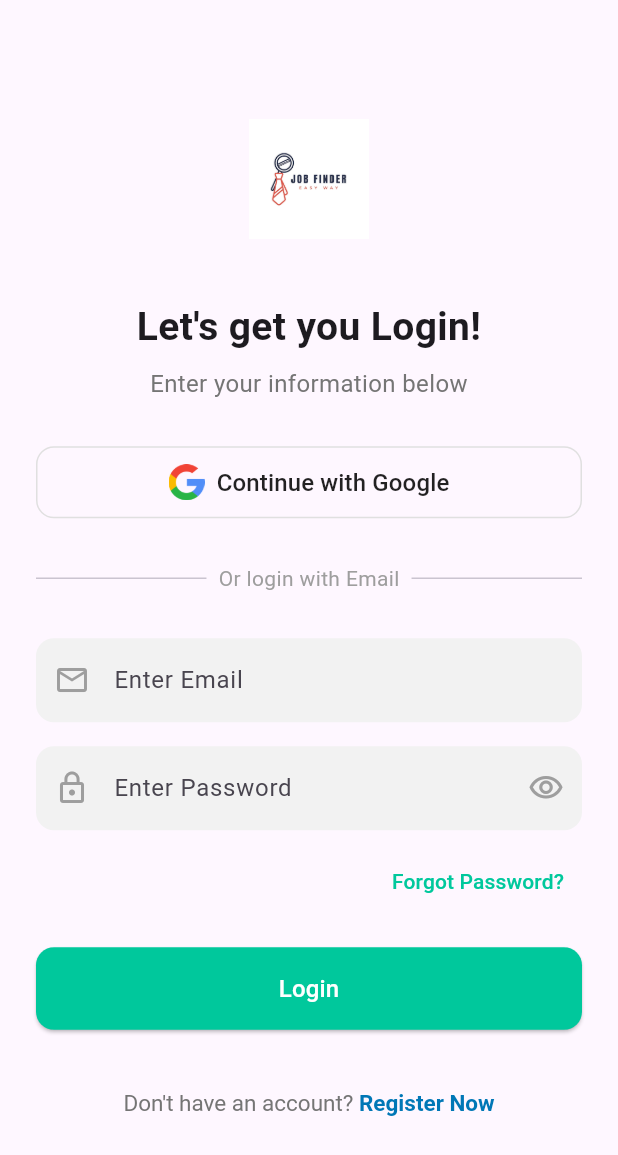
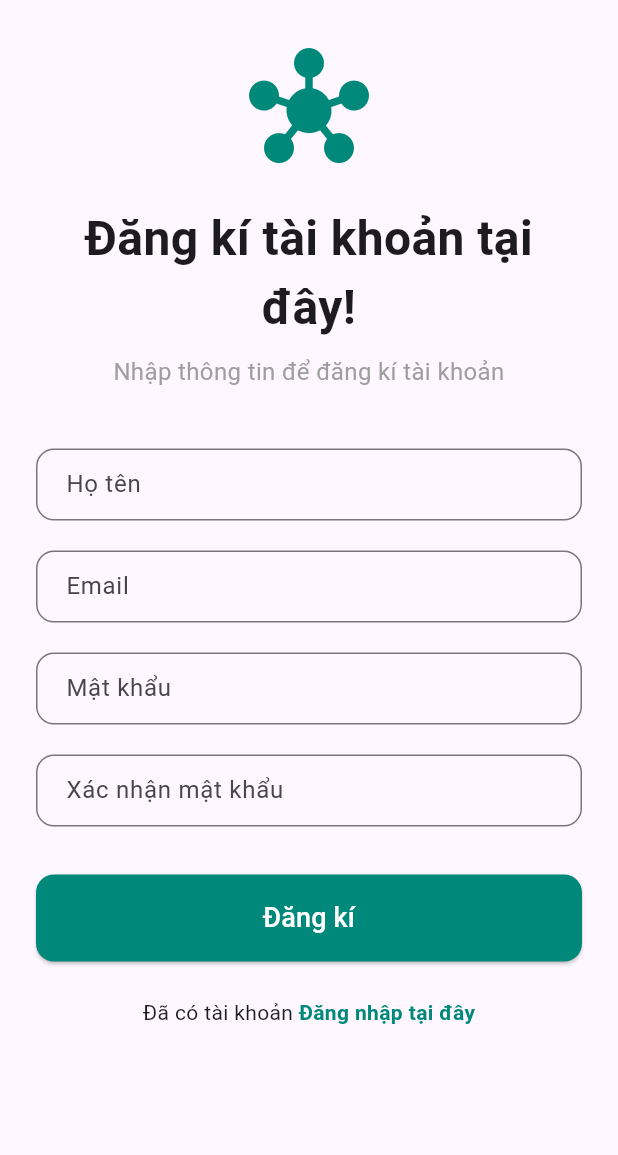
Before and after one commit to baptt123/JobSeekerFrontEnd, a Flutter app: the screen it shows after launch, on a phone screen of 412 x 824 dp. Shown: the top 1155 px of the screen. Run offline on Flutter 3.47's test engine with Material 3 defaults, Android fonts, the phone set to English and light mode, and no system bars; our stand-ins replace dio, firebase_auth, firebase_core, flutter_dotenv, flutter_secure_storage, fluttertoast and 3 more; accounts and stored records are empty; generated files the repository leaves out were written again.

Commit message:
Add registration functionality; create register screen, view model, and service; update main routing

```diff
--- a/lib/dto/register_dto.dart
+++ b/lib/dto/register_dto.dart
@@ -1,9 +1,11 @@
-class RegisterDto {
+// lib/models/register_request_model.dart
+
+class RegisterDTO {
   final String fullName;
   final String email;
   final String password;
 
- RegisterDto({
+  RegisterDTO({
     required this.fullName,
     required this.email,
     required this.password,
@@ -11,9 +13,9 @@ class RegisterDto {
 
   Map<String, dynamic> toJson() {
     return {
-      "full_name": fullName,
-      "email": email,
-      "password": password,
+      'full_name': fullName,
+      'email': email,
+      'password': password,
     };
   }
 }
--- a/lib/main.dart
+++ b/lib/main.dart
@@ -3,6 +3,7 @@ import 'package:firebase_core/firebase_core.dart';
 import 'package:flutter_dotenv/flutter_dotenv.dart';
 // ... các import khác của bạn ...
 import 'package:flutter/material.dart';
+import 'package:job_seeker_frontend/view_models/user/register_view_model.dart';
 import 'package:job_seeker_frontend/view_models/user/splash_view_model.dart';
 import 'package:job_seeker_frontend/view_models/user/zoom_view_model.dart';
 import 'package:provider/provider.dart';
@@ -23,6 +24,7 @@ Future<void> main() async {
         ChangeNotifierProvider(create: (_) => LoginViewModel()),
         ChangeNotifierProvider(create: (_) => SplashViewModel()),
         ChangeNotifierProvider(create: (_) => ZoomViewModel()),
+        ChangeNotifierProvider(create: (_) => RegisterViewModel()),
       ],
       child:  MyApp(),
     ),
--- a/lib/myapp.dart
+++ b/lib/myapp.dart
@@ -3,6 +3,7 @@
 import 'package:flutter/material.dart';
 import 'package:job_seeker_frontend/views/login/login_screen.dart';
 import 'package:job_seeker_frontend/views/login/test/cv_generator_screen.dart';
+import 'package:job_seeker_frontend/views/login/user/register_screen.dart';
 // Đảm bảo đường dẫn này đúng với vị trí file RoomScreen của bạn
 import 'package:job_seeker_frontend/views/login/zoom_meeting/zoom_create_meeting_screen.dart';
 Future<void> main() async {
@@ -16,7 +17,7 @@ class MyApp extends StatelessWidget {
     return MaterialApp(
       debugShowCheckedModeBanner: false,
       routes: {
-        '/': (context) => const LoginScreen(),
+        '/': (context) => const RegisterScreen(),
         '/home': (context) => const Scaffold(
           body: Center(child: Text('Welcome Home!')),
         ),
--- /dev/null
+++ b/lib/services/register_service.dart
@@ -0,0 +1,28 @@
+// lib/services/auth_service.dart
+
+import 'package:dio/dio.dart';
+import 'package:job_seeker_frontend/dto/register_dto.dart';
+
+class RegisterService {
+  final Dio _dio = Dio(
+    BaseOptions(
+      // ⚠️ THAY ĐỔI URL NÀY THÀNH ĐỊA CHỈ API CỦA BẠN
+      baseUrl: 'http://192.168.67.109:3000/auth', // Dùng 10.0.2.2 cho Android Emulator
+      connectTimeout: const Duration(seconds: 5),
+      receiveTimeout: const Duration(seconds: 3),
+    ),
+  );
+
+  Future<Response> register(RegisterDTO registerData) async {
+    try {
+      final response = await _dio.post(
+        '/register', // Giả sử endpoint của bạn là /auth/register
+        data: registerData.toJson(),
+      );
+      return response;
+    } on DioException catch (e) {
+      // Ném lại lỗi để ViewModel có thể bắt và xử lý
+      throw e;
+    }
+  }
+}
--- a/lib/views/login/login_screen.dart
+++ b/lib/views/login/login_screen.dart
@@ -58,13 +58,13 @@ class _LoginScreenState extends State<LoginScreen> {
                   Image.asset('assets/icon/logo.png', height: 80),
                   const SizedBox(height: 40),
                   const Text(
-                    "Let's get you Login!",
+                    "Mời bạn đăng nhập!",
                     textAlign: TextAlign.center,
                     style: TextStyle(fontSize: 26, fontWeight: FontWeight.bold),
                   ),
                   const SizedBox(height: 8),
                   Text(
-                    "Enter your information below",
+                    "Hãy nhập thông tin của bạn ngay tại đây để đăng nhập",
                     textAlign: TextAlign.center,
                     style: TextStyle(fontSize: 16, color: Colors.grey.shade600),
                   ),
@@ -74,7 +74,7 @@ class _LoginScreenState extends State<LoginScreen> {
                   OutlinedButton.icon(
                     onPressed: isLoading ? null : () => vm.loginWithGoogle(context),
                     icon: Image.asset('assets/icon/google logo.png', height: 24),
-                    label: const Text('Continue with Google',
+                    label: const Text('Đăng nhập với google',
                         style: TextStyle(color: Colors.black87, fontSize: 16)),
                     style: OutlinedButton.styleFrom(
                       padding: const EdgeInsets.symmetric(vertical: 12),
@@ -106,7 +106,7 @@ class _LoginScreenState extends State<LoginScreen> {
                     controller: emailController,
                     keyboardType: TextInputType.emailAddress,
                     decoration: InputDecoration(
-                      hintText: 'Enter Email',
+                      hintText: 'Email',
                       prefixIcon: Icon(Icons.email_outlined, color: Colors.grey.shade500),
                       filled: true,
                       fillColor: customColorScheme.surface,
@@ -121,7 +121,7 @@ class _LoginScreenState extends State<LoginScreen> {
                     controller: passwordController,
                     obscureText: !_isPasswordVisible,
                     decoration: InputDecoration(
-                      hintText: 'Enter Password',
+                      hintText: 'Mật khẩu',
                       prefixIcon: Icon(Icons.lock_outline, color: Colors.grey.shade500),
                       suffixIcon: IconButton(
                         icon: Icon(
@@ -151,7 +151,7 @@ class _LoginScreenState extends State<LoginScreen> {
                     child: TextButton(
                       onPressed: () { /* TODO: Handle Forgot Password */ },
                       child: Text(
-                        'Forgot Password?',
+                        'Quên mật khẩu?',
                         style: TextStyle(color: customColorScheme.primary),
                       ),
                     ),
@@ -184,7 +184,7 @@ class _LoginScreenState extends State<LoginScreen> {
                         strokeWidth: 3,
                       ),
                     )
-                        : const Text('Login', style: TextStyle(fontSize: 16)),
+                        : const Text('Đăng nhập', style: TextStyle(fontSize: 16)),
                   ),
                   const SizedBox(height: 40),
 
@@ -194,9 +194,9 @@ class _LoginScreenState extends State<LoginScreen> {
                       text: TextSpan(
                         style: TextStyle(color: Colors.grey.shade600, fontSize: 15),
                         children: [
-                          const TextSpan(text: "Don't have an account? "),
+                          const TextSpan(text: "Chưa có tài khoản? "),
                           TextSpan(
-                            text: 'Register Now',
+                            text: 'Đăng ký ngay tại đây',
                             style: TextStyle(
                               color: customColorScheme.secondary,
                               fontWeight: FontWeight.bold,
--- /dev/null
+++ b/lib/views/login/user/register_screen.dart
@@ -0,0 +1,234 @@
+// lib/views/register_screen.dart
+
+import 'package:flutter/material.dart';
+import 'package:provider/provider.dart';
+import '../../../view_models/user/register_view_model.dart';
+class RegisterScreen extends StatefulWidget {
+  const RegisterScreen({super.key});
+
+  @override
+  State<RegisterScreen> createState() => _RegisterScreenState();
+}
+
+class _RegisterScreenState extends State<RegisterScreen> {
+  final _formKey = GlobalKey<FormState>();
+  final _fullNameController = TextEditingController();
+  final _emailController = TextEditingController();
+  final _passwordController = TextEditingController();
+  final _confirmPasswordController = TextEditingController();
+
+  @override
+  void dispose() {
+    _fullNameController.dispose();
+    _emailController.dispose();
+    _passwordController.dispose();
+    _confirmPasswordController.dispose();
+    super.dispose();
+  }
+
+  void _submitForm(BuildContext context) {
+    if (_formKey.currentState!.validate()) {
+      // Gọi hàm register từ ViewModel
+      Provider.of<RegisterViewModel>(context, listen: false).register(
+        fullName: _fullNameController.text,
+        email: _emailController.text,
+        password: _passwordController.text,
+      );
+    }
+  }
+
+  @override
+  Widget build(BuildContext context) {
+    // Lắng nghe sự thay đổi của ViewModel
+    final registerViewModel = Provider.of<RegisterViewModel>(context);
+
+    // Hiển thị thông báo khi đăng ký thành công
+    if (registerViewModel.isSuccess) {
+      WidgetsBinding.instance.addPostFrameCallback((_) {
+        ScaffoldMessenger.of(context).showSnackBar(
+          const SnackBar(
+            content: Text('Đăng ký thành công!'),
+            backgroundColor: Colors.green,
+          ),
+        );
+        // Có thể điều hướng đến màn hình đăng nhập ở đây
+        // Navigator.of(context).pushReplacementNamed('/login');
+      });
+    }
+
+    return Scaffold(
+      body: SafeArea(
+        child: SingleChildScrollView(
+          padding: const EdgeInsets.symmetric(horizontal: 24.0, vertical: 32.0),
+          child: Form(
+            key: _formKey,
+            child: Column(
+              mainAxisAlignment: MainAxisAlignment.center,
+              crossAxisAlignment: CrossAxisAlignment.stretch,
+              children: [
+                // Logo
+                const Icon(Icons.hub, size: 80, color: Color(0xFF00897B)), // Placeholder logo
+                const SizedBox(height: 24),
+
+                // Title
+                const Text(
+                  'Đăng kí tài khoản tại đây!',
+                  textAlign: TextAlign.center,
+                  style: TextStyle(fontSize: 32, fontWeight: FontWeight.bold),
+                ),
+                const SizedBox(height: 8),
+                const Text(
+                  'Nhập thông tin để đăng kí tài khoản',
+                  textAlign: TextAlign.center,
+                  style: TextStyle(fontSize: 16, color: Colors.grey),
+                ),
+                const SizedBox(height: 40),
+
+                // Full Name Field
+                _buildTextFormField(
+                  controller: _fullNameController,
+                  labelText: 'Họ tên',
+                  validator: (value) {
+                    if (value == null || value.trim().isEmpty) {
+                      return 'Yêu cầu phải có họ tên đầy đủ';
+                    }
+                    return null;
+                  },
+                ),
+                const SizedBox(height: 20),
+
+                // Email Field
+                _buildTextFormField(
+                  controller: _emailController,
+                  labelText: 'Email',
+                  keyboardType: TextInputType.emailAddress,
+                  validator: (value) {
+                    if (value == null || value.isEmpty) {
+                      return 'Vui lòng nhập email';
+                    }
+                    if (!RegExp(r'\S+@\S+\.\S+').hasMatch(value)) {
+                      return 'Không đúng định dạng email';
+                    }
+                    return null;
+                  },
+                ),
+                const SizedBox(height: 20),
+
+                // Password Field
+                _buildTextFormField(
+                  controller: _passwordController,
+                  labelText: 'Mật khẩu',
+                  obscureText: true,
+                  validator: (value) {
+                    if (value == null || value.isEmpty) {
+                      return 'Vui lòng nhập mật khẩu';
+                    }
+                    if (value.length < 6) {
+                      return 'Mật khẩu phải có ít nhất 6 kí tự';
+                    }
+                    return null;
+                  },
+                ),
+                const SizedBox(height: 20),
+
+                // Confirm Password Field
+                _buildTextFormField(
+                  controller: _confirmPasswordController,
+                  labelText: 'Xác nhận mật khẩu',
+                  obscureText: true,
+                  validator: (value) {
+                    if (value != _passwordController.text) {
+                      return 'Mật khẩu không khớp';
+                    }
+                    return null;
+                  },
+                ),
+                const SizedBox(height: 32),
+
+                // Hiển thị lỗi từ server nếu có
+                if (registerViewModel.errorMessage != null)
+                  Padding(
+                    padding: const EdgeInsets.only(bottom: 16.0),
+                    child: Text(
+                      registerViewModel.errorMessage!,
+                      style: const TextStyle(color: Colors.red),
+                      textAlign: TextAlign.center,
+                    ),
+                  ),
+
+                // Register Button
+                ElevatedButton(
+                  onPressed: registerViewModel.isLoading ? null : () => _submitForm(context),
+                  style: ElevatedButton.styleFrom(
+                    backgroundColor: const Color(0xFF00897B),
+                    padding: const EdgeInsets.symmetric(vertical: 16),
+                    shape: RoundedRectangleBorder(
+                      borderRadius: BorderRadius.circular(12),
+                    ),
+                  ),
+                  child: registerViewModel.isLoading
+                      ? const SizedBox(
+                    height: 24,
+                    width: 24,
+                    child: CircularProgressIndicator(strokeWidth: 3, color: Colors.white),
+                  )
+                      : const Text(
+                    'Đăng kí',
+                    style: TextStyle(fontSize: 18, color: Colors.white),
+                  ),
+                ),
+                const SizedBox(height: 24),
+
+                // Login Link
+                Row(
+                  mainAxisAlignment: MainAxisAlignment.center,
+                  children: [
+                    const Text("Đã có tài khoản "),
+                    GestureDetector(
+                      onTap: () {
+                        // Điều hướng đến màn hình Login
+                      },
+                      child: const Text(
+                        'Đăng nhập tại đây',
+                        style: TextStyle(
+                          fontWeight: FontWeight.bold,
+                          color: Color(0xFF00897B),
+                        ),
+                      ),
+                    ),
+                  ],
+                ),
+              ],
+            ),
+          ),
+        ),
+      ),
+    );
+  }
+
+  TextFormField _buildTextFormField({
+    required TextEditingController controller,
+    required String labelText,
+    required FormFieldValidator<String> validator,
+    bool obscureText = false,
+    TextInputType keyboardType = TextInputType.text,
+  }) {
+    return TextFormField(
+      controller: controller,
+      obscureText: obscureText,
+      keyboardType: keyboardType,
+      validator: validator,
+      decoration: InputDecoration(
+        labelText: labelText,
+        border: OutlineInputBorder(
+          borderRadius: BorderRadius.circular(12),
+        ),
+        focusedBorder: OutlineInputBorder(
+          borderRadius: BorderRadius.circular(12),
+          borderSide: const BorderSide(color: Color(0xFF00897B), width: 2),
+        ),
+        contentPadding: const EdgeInsets.symmetric(horizontal: 16, vertical: 12),
+      ),
+    );
+  }
+}
```
Also changed, not shown: lib/dto/change_password_dto.dart (deleted, +0 -27 lines), lib/dto/create_message_dto.dart (deleted, +0 -19 lines), lib/dto/message_response_dto.dart (deleted, +0 -39 lines), lib/models/user-token-entity.dart (deleted, +0 -16 lines), lib/view_models/user/register_view_model.dart (added, +74 -0 lines).
